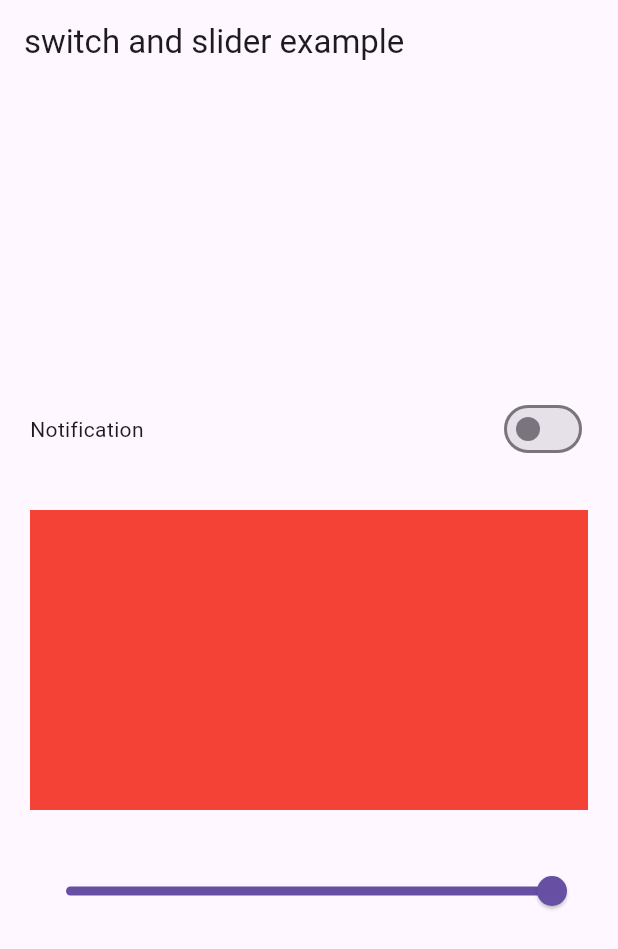
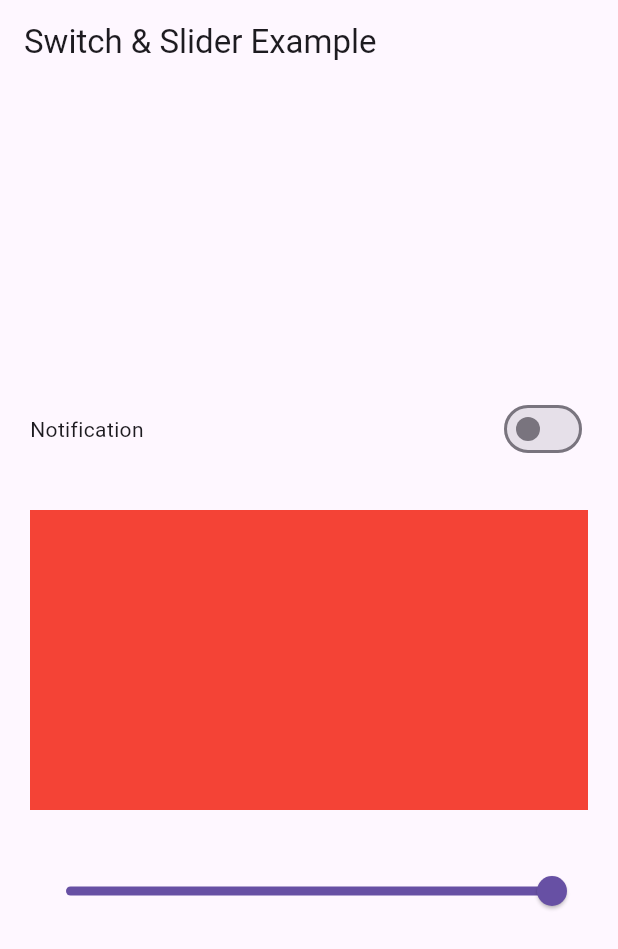
Before and after one commit to azix-khan/Flutter-Bloc_practice, a Flutter app: the screen it shows after launch, on a phone screen of 412 x 824 dp. Shown: the top 949 px of the screen. Run offline on Flutter 3.47's test engine with Material 3 defaults, Android fonts, the light colour scheme and no system bars; our stand-ins replace bloc, equatable, flutter_bloc.

Commit message:
Re-structured

```diff
--- a/lib/UI/Switch_Slider/switch_slider_screen.dart
+++ b/lib/UI/Switch_Slider/switch_slider_screen.dart
@@ -16,7 +16,7 @@ class _SwitchSliderScreenState extends State<SwitchSliderScreen> {
   Widget build(BuildContext context) {
     return Scaffold(
       appBar: AppBar(
-        title: const Text("switch and slider example"),
+        title: const Text("Switch & Slider Example"),
       ),
       body: Padding(
         padding: const EdgeInsets.symmetric(horizontal: 20),
```
